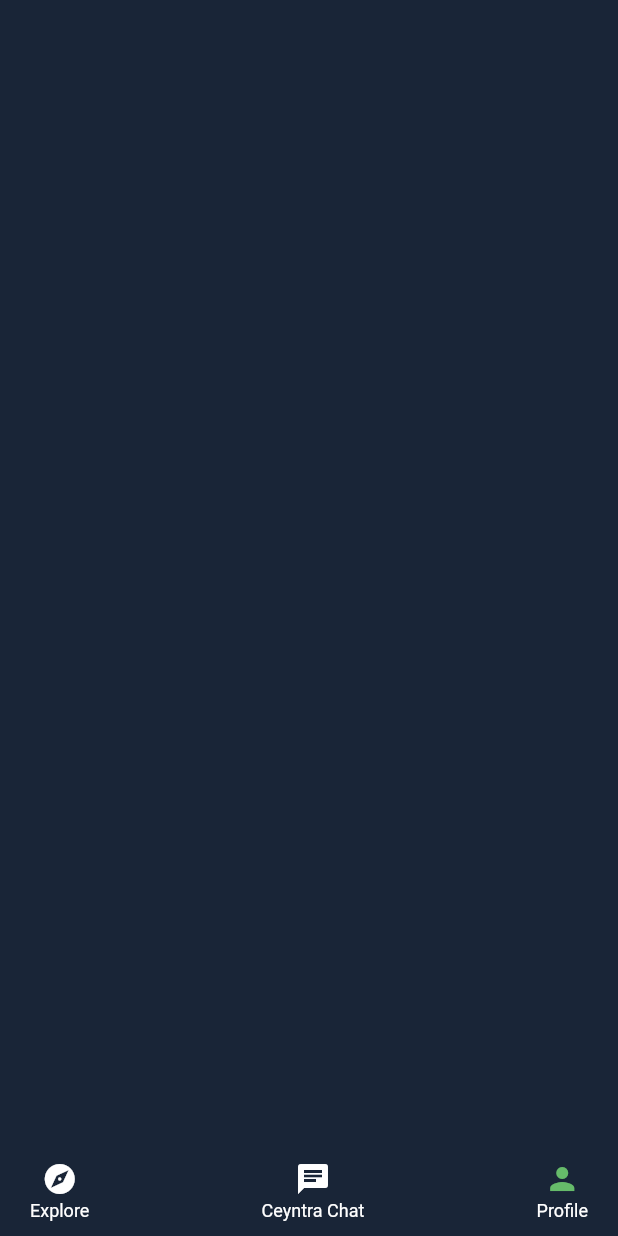
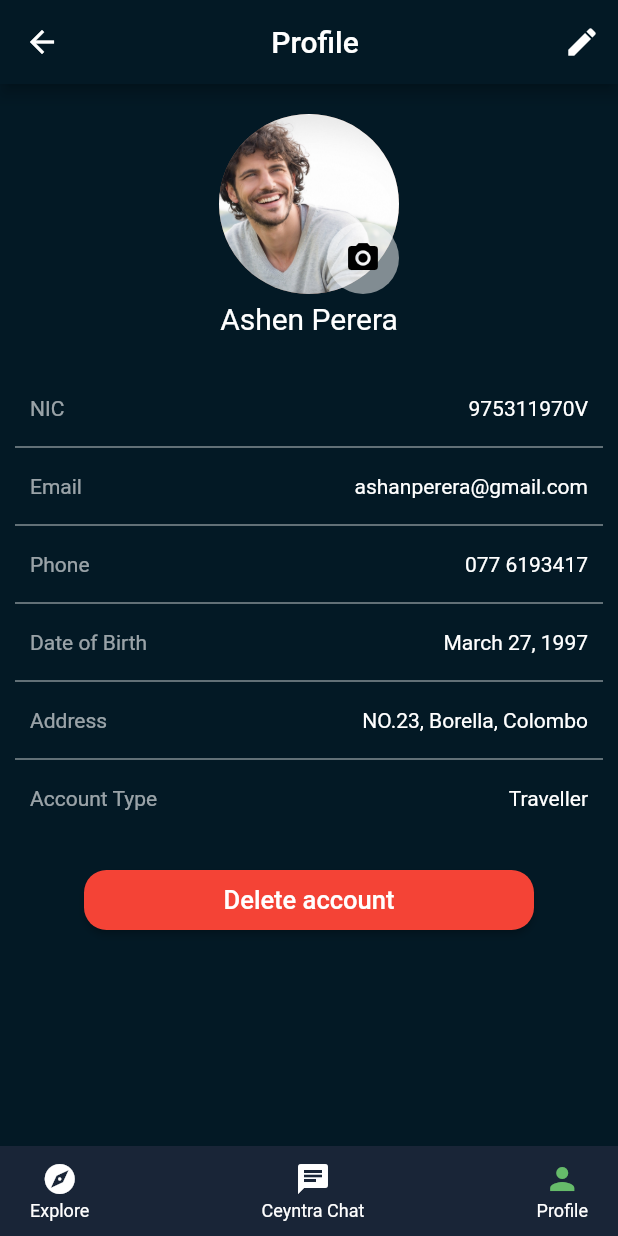
Before and after one commit to Ceyntra/Ceyntra-mobile, a Flutter app: the screen it shows after launch, item 3 of the bottom bar chosen, on a phone screen of 412 x 824 dp. Run offline on Flutter 3.47's test engine with Material 2 defaults, Android fonts, the phone set to English and light mode, and no system bars; our stand-ins replace carousel_pro, dio, expandable_text, flutter_rating_bar, flutter_spinkit, font_awesome_flutter and 2 more; missing offline and left inert: shape_of_view, translator.

Commit message:
profileUIsDone

```diff
--- a/lib/views/screens/mainFeed/mainFeed.dart
+++ b/lib/views/screens/mainFeed/mainFeed.dart
@@ -6,6 +6,7 @@ import 'package:ceyntra_mobile/views/screens/hamburgerScreens/animalDetection.da
 import 'package:ceyntra_mobile/views/screens/hamburgerScreens/favourites.dart';
 import 'package:ceyntra_mobile/views/screens/hamburgerScreens/translator.dart';
 import 'package:ceyntra_mobile/views/screens/secondaryFeed/secondaryFeed.dart';
+import 'package:ceyntra_mobile/views/screens/profileScreens/travellerProfile.dart';
 
 import 'package:flutter/material.dart';
 
@@ -90,6 +91,10 @@ class _MainFeedScreenState extends State<MainFeedScreen> {
         pressed: pressed,
         isPressed: isPressed,
         setNullClickedOnThePlaceState: setNullClickedOnThePlaceState,
+      );
+    else if (mainFeedState == "profile")
+      return TravellerProfileScreen(
+
       );
     else if (mainFeedState == "clickOnThePlace")
       return ClickOnThePlaceFeedScreen(
--- /dev/null
+++ b/lib/views/screens/profileScreens/travellerProfile.dart
@@ -0,0 +1,120 @@
+import 'package:ceyntra_mobile/views/widgets/dividerWidget.dart';
+import 'package:ceyntra_mobile/views/widgets/profileDetailsWidget.dart';
+import 'package:flutter/material.dart';
+
+class TravellerProfileScreen extends StatelessWidget {
+
+  Function deleteAccount(){
+
+  }
+  @override
+  Widget build(BuildContext context) {
+    return Scaffold(
+      backgroundColor: Color(0xff031925),
+      appBar: AppBar(
+        // elevation: 20,
+        brightness: Brightness.dark,
+        // leading: Icon(Icons.arrow_back),
+        leading: InkWell(
+          onTap: null,
+          child: Icon(Icons.arrow_back),
+        ),
+        title: Center(
+          child: Text('Profile'),
+        ),
+        actions: [
+          IconButton(
+            onPressed: null,
+            icon: Icon(
+              Icons.edit,
+              color: Colors.white,
+            ),
+          )
+        ],
+        backgroundColor: Color(0xff031925),
+      ),
+      body: SingleChildScrollView(
+        child:Column(
+          children: [
+            Center(
+              child: Container(
+                alignment: Alignment.bottomRight,
+                margin: EdgeInsets.only(top: 20, bottom: 5),
+                width: 120,
+                height: 120,
+                decoration: BoxDecoration(
+                  color: Colors.brown,
+                  shape: BoxShape.circle,
+                  image: DecorationImage(
+                    image: AssetImage(
+                      'assets/images/g1.jpeg',
+                    ),
+                    fit: BoxFit.cover,
+                  ),
+                ),
+                child: Material(
+                  color: Colors.transparent,
+                  child: Ink(
+                    decoration: ShapeDecoration(
+                      color: Colors.white.withOpacity(0.5),
+                      shape: CircleBorder(),
+                    ),
+                    child: IconButton(
+                      icon: Icon(
+                        Icons.camera_alt,
+                        color: Colors.black,
+                      ),
+                      onPressed: null,
+                    ),
+                  ),
+                ),
+              ),
+            ),
+
+            Padding(
+              padding: EdgeInsets.only(bottom: 30),
+              child: Text(
+                'Ashen Perera',
+                style: TextStyle(
+                  color: Colors.white,
+                  fontSize: 20,
+                ),
+              ),
+            ),
+            ProfileDetailsWidget('NIC', '975311970V'),
+            DividerWidget(),
+            ProfileDetailsWidget('Email', 'ashanperera@gmail.com'),
+            DividerWidget(),
+            ProfileDetailsWidget('Phone', '077 6193417'),
+            DividerWidget(),
+            ProfileDetailsWidget('Date of Birth', 'March 27, 1997'),
+            DividerWidget(),
+            ProfileDetailsWidget('Address', 'NO.23, Borella, Colombo'),
+            DividerWidget(),
+            ProfileDetailsWidget('Account Type', 'Traveller'),
+
+            Container(
+              margin: EdgeInsets.symmetric(vertical: 30),
+              width: 300.0,
+              height: 40.0,
+              child: ElevatedButton(
+                onPressed: deleteAccount,
+                style: ElevatedButton.styleFrom(
+                  primary: Colors.red,
+                  onPrimary: Colors.white,
+                  shape: new RoundedRectangleBorder(
+                    borderRadius: new BorderRadius.circular(15.0),
+                  ),
+                ),
+                child: Text(
+                  'Delete account',
+                  style: TextStyle(fontSize: 17),
+                ),
+              ),
+            ),
+          ],
+        ),
+      ),
+    );
+  }
+}
--- /dev/null
+++ b/lib/views/widgets/dividerWidget.dart
@@ -0,0 +1,15 @@
+import 'package:flutter/material.dart';
+
+class DividerWidget extends StatelessWidget {
+
+  @override
+  Widget build(BuildContext context) {
+    return Padding(
+      padding: EdgeInsets.symmetric(horizontal: 10),
+      child: Divider(
+        color: Colors.white.withOpacity(0.5),
+        thickness: 1,
+      ),
+    );
+  }
+}
--- /dev/null
+++ b/lib/views/widgets/profileDetailsWidget.dart
@@ -0,0 +1,39 @@
+import 'package:flutter/material.dart';
+
+class ProfileDetailsWidget extends StatelessWidget {
+
+  final String label;
+  final String labelValue;
+
+  ProfileDetailsWidget(this.label, this.labelValue);
+
+  @override
+  Widget build(BuildContext context) {
+    return Padding(
+      padding: EdgeInsets.symmetric(vertical: 10, horizontal: 20),
+      child: Row(
+        children: [
+          Expanded(
+            child: Text(
+              label,
+              style: TextStyle(
+                color: Colors.white.withOpacity(0.6),
+              ),
+            ),
+            flex: 2,
+          ),
+          Expanded(
+            child: Text(
+              labelValue,
+              textAlign: TextAlign.right,
+              style: TextStyle(
+                color: Colors.white,
+              ),
+            ),
+            flex: 4,
+          ),
+        ],
+      ),
+    );
+  }
+}
```
Also changed, not shown: lib/views/screens/profileScreens/guideProfile.dart (added, +118 -0 lines), lib/views/screens/profileScreens/hotelProfile.dart (added, +120 -0 lines), lib/views/screens/profileScreens/taxiDriverProfile.dart (added, +118 -0 lines).
